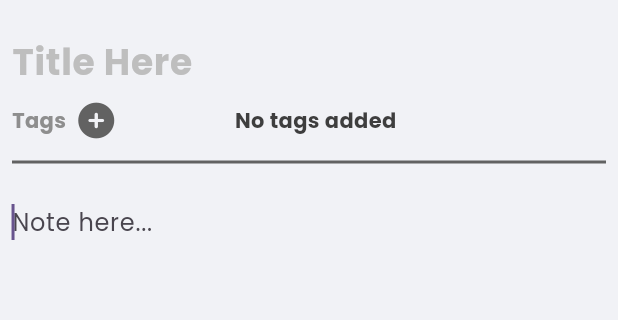
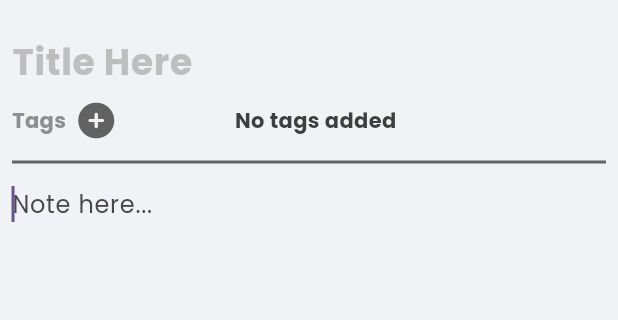
Before and after one commit to Ritika108108/Notes_Keeper, a Flutter app: the NewOrEditNotePage screen opened directly, on a phone screen of 412 x 824 dp, the part 72-392 px from its top. Run offline on Flutter 3.47's test engine with Material 3 defaults, Android fonts, the phone set to English and light mode, and no system bars; our stand-ins replace font_awesome_flutter; missing offline and left inert: flutter_quill.

Commit message:
Delete note

```diff
--- a/lib/change_notifiers/new_note_controller.dart
+++ b/lib/change_notifiers/new_note_controller.dart
@@ -84,6 +84,10 @@ class NewNoteController extends ChangeNotifier {
     return canSave;
   }
 
+  void initializeTextController() {
+    textController.text = _content.toPlainText();
+  }
+
   void saveNote(BuildContext context) {
     final String? newTitle = title.isNotEmpty ? title : null;
     final String? newContent = content.toPlainText().trim().isNotEmpty
--- a/lib/change_notifiers/notes_provider.dart
+++ b/lib/change_notifiers/notes_provider.dart
@@ -18,4 +18,9 @@ class NotesProvider extends ChangeNotifier {
     _notes[index] = note;
     notifyListeners();
   }
+
+  void deleteNote(Note note) {
+    _notes.remove(note);
+    notifyListeners();
+  }
 }
--- a/lib/pages/new_or_edit_note_page.dart
+++ b/lib/pages/new_or_edit_note_page.dart
@@ -3,6 +3,7 @@ import 'package:flutter_quill/flutter_quill.dart';
 import 'package:font_awesome_flutter/font_awesome_flutter.dart';
 import 'package:notes_keeper/change_notifiers/new_note_controller.dart';
 import 'package:notes_keeper/core/constants.dart';
+import 'package:notes_keeper/core/dialogs.dart';
 import 'package:notes_keeper/widgets/confirmation_dialog.dart';
 import 'package:notes_keeper/widgets/dialog_card.dart';
 import 'package:notes_keeper/widgets/note_icon_button_outlined.dart';
@@ -68,10 +69,7 @@ class _NewOrEditNotePageState extends State<NewOrEditNotePage> {
           return;
         }
 
-        final bool? shouldSave = await showDialog<bool?>(
-          context: context,
-          builder: (_) => DialogCard(child: ConfirmationDialog()),
-        );
+        final bool? shouldSave = await showConfirmationDialog(context: context);
         if (shouldSave == null) return;
 
         if (!context.mounted) return;
@@ -153,12 +151,21 @@ class _NewOrEditNotePageState extends State<NewOrEditNotePage> {
                 child: Divider(color: gray700, thickness: 2),
               ),
               Expanded(
-                child: TextField(
-                  focusNode: focusNode,
-                  readOnly: readOnly,
-                  decoration: InputDecoration(
-                    hintText: 'Note here...',
-                    border: InputBorder.none,
+                child: Selector<NewNoteController, bool>(
+                  selector: (_, controller) => controller.readOnly,
+                  builder: (_, readOnly, __) => TextField(
+                    controller: newNoteController.textController,
+                    focusNode: focusNode,
+                    readOnly: readOnly,
+                    autofocus: !readOnly,
+                    keyboardType: TextInputType.multiline,
+                    maxLines: null,
+                    expands: true,
+                    decoration: const InputDecoration(
+                      hintText: 'Note here...',
+                      border: InputBorder.none,
+                      contentPadding: EdgeInsets.zero,
+                    ),
                   ),
                 ),
               ),
```
Also changed, not shown: lib/core/dialogs.dart (+8 -0 lines), lib/widgets/note_card.dart (+16 -1 lines).
